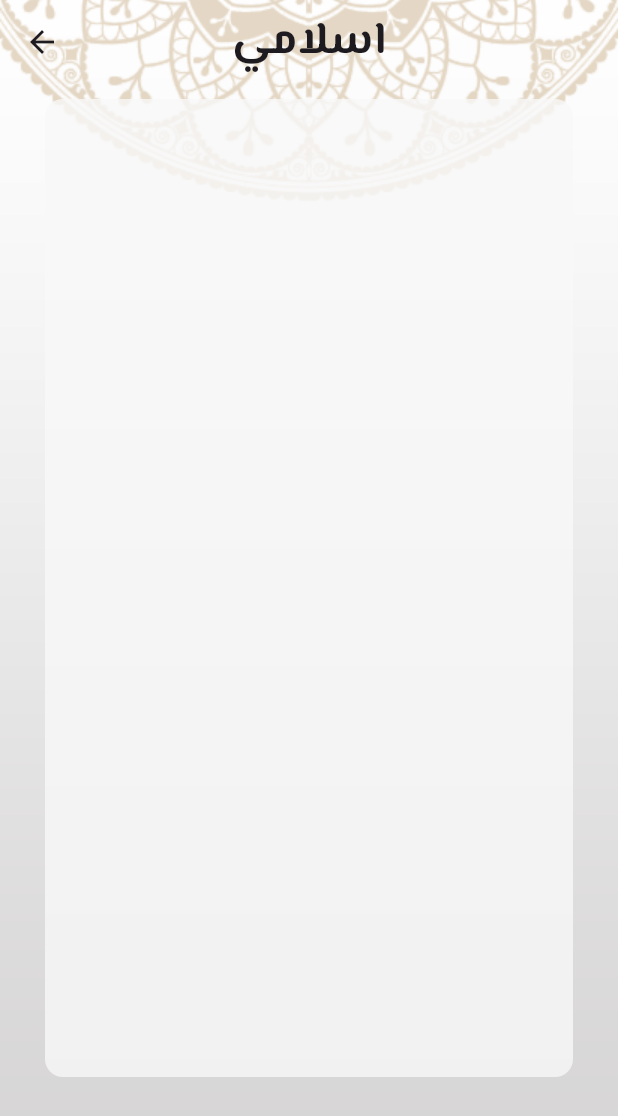
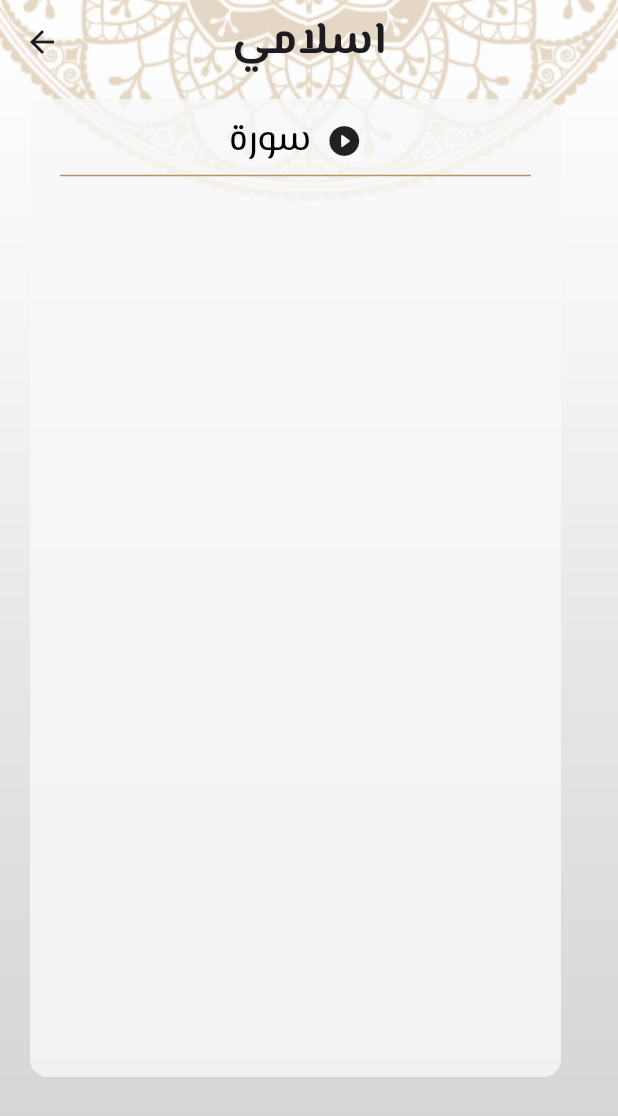
Before and after one commit to motazyusuf/Islami_App, a Flutter app: the QuranView screen opened by its route, after a tap on an icon or button, on a phone screen of 412 x 824 dp. Shown: the top 1116 px of the screen. Run offline on Flutter 3.47's test engine with Material 3 defaults, Android fonts, the phone set to English and light mode, and no system bars.

Commit message:
With temp list

```diff
--- a/lib/modules/quran/quran_view.dart
+++ b/lib/modules/quran/quran_view.dart
@@ -110,7 +110,9 @@ class QuranView extends StatelessWidget {
               itemCount: suraName.length,
               itemBuilder: (context, index) => InkWell(
                     onTap: () {
-                      Navigator.pushNamed(context, QuranDetailsView.routeName);
+                      Navigator.pushNamed(context, QuranDetailsView.routeName,
+                          arguments: SuraTitleWidget(
+                              name: suraName[index], number: "${index + 1}"));
                     },
                     child: SuraTitleWidget(
                         name: suraName[index], number: "${index + 1}"),
--- a/lib/modules/quran/widgets/quran_details_view.dart
+++ b/lib/modules/quran/widgets/quran_details_view.dart
@@ -1,4 +1,5 @@
 import 'package:flutter/material.dart';
+import 'package:islami_app/modules/quran/widgets/sura_title_widget.dart';
 
 class QuranDetailsView extends StatelessWidget {
   const QuranDetailsView({super.key});
@@ -7,6 +8,8 @@ class QuranDetailsView extends StatelessWidget {
 
   @override
   Widget build(BuildContext context) {
+    var data = ModalRoute.of(context)?.settings.arguments as SuraTitleWidget;
+
     return Container(
       decoration: const BoxDecoration(
         image: DecorationImage(
@@ -19,14 +22,33 @@ class QuranDetailsView extends StatelessWidget {
           title: Text("اسلامي"),
         ),
         body: Container(
+          padding: const EdgeInsetsDirectional.only(
+              top: 10, start: 20, end: 20, bottom: 10),
           margin: const EdgeInsetsDirectional.only(
-              top: 10, start: 30, end: 30, bottom: 80),
+              top: 10, start: 20, end: 20, bottom: 80),
           decoration: BoxDecoration(
             borderRadius: BorderRadius.circular(12),
             color: Color(0XFFF8F8F8).withOpacity(0.8),
           ),
           width: 354,
           height: 652,
+          child: Column(
+            children: [
+              Row(
+                mainAxisAlignment: MainAxisAlignment.center,
+                children: [
+                  Text(data.name),
+                  SizedBox(
+                    width: 10,
+                  ),
+                  Icon(Icons.play_circle_fill_rounded)
+                ],
+              ),
+              Divider(
+                height: 10,
+              )
+            ],
+          ),
         ),
       ),
     );
```
